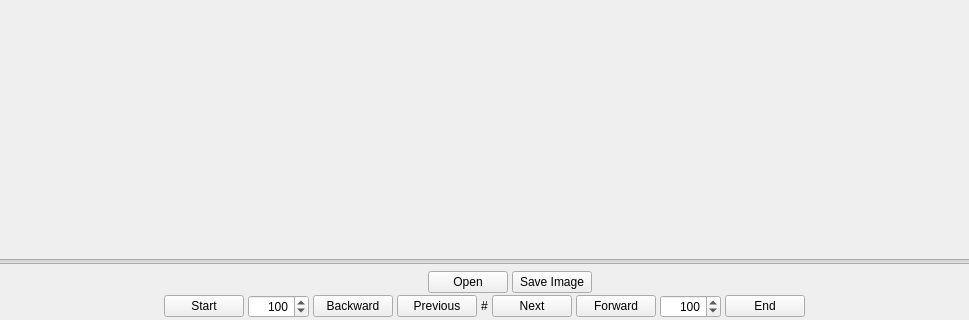
Above: viewer.ui from Selur/avsViewer before the change; both pictures show x 283 to 1252 and y 444 to 764 of the 1521 by 764 pixel window. Below: the same form after it.
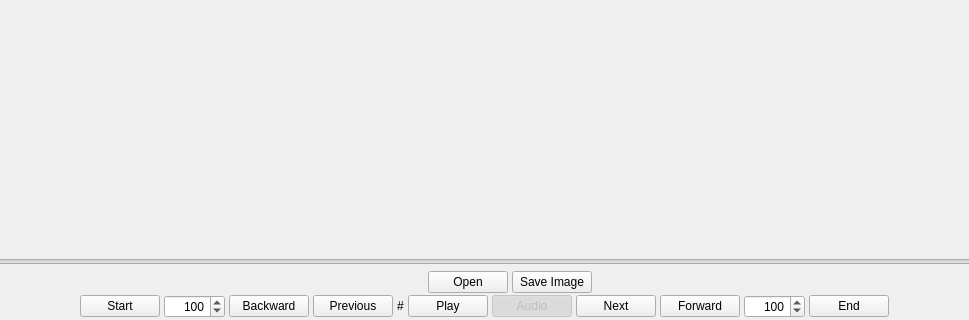
That is the form after the change. Custom widgets are drawn as their Qt base class.

Commit message:
playback with audio
- Play/Pause button and Space shortcut, loops at the end
- AvsPlayback paces frames at the clip rate when there is no audio
- AvsAudioOutput plays the clip audio through QAudioSink, any sample type to int16, more than two channels mixed to stereo
- the audio is the clock; a late picture restarts the audio instead of seeking
- stopping uses QAudioSink::reset(), stop() drains and overlapped the next start
- Audio toggle, fixed 100 % volume, QT_MEDIA_BACKEND=windows
- showFrame no longer decodes each frame twice through the slider signal

```diff
--- a/viewer.ui
+++ b/viewer.ui
@@ -383,6 +383,50 @@
        </property>
       </widget>
      </item>
+     <item>
+      <widget class="QPushButton" name="playPushButton">
+       <property name="sizePolicy">
+        <sizepolicy hsizetype="Fixed" vsizetype="Fixed">
+         <horstretch>0</horstretch>
+         <verstretch>0</verstretch>
+        </sizepolicy>
+       </property>
+       <property name="toolTip">
+        <string>play the clip at its frame rate, starting with the frame after the current one; loops at the end (Space)</string>
+       </property>
+       <property name="text">
+        <string>Play</string>
+       </property>
+       <property name="checkable">
+        <bool>true</bool>
+       </property>
+      </widget>
+     </item>
+     <item>
+      <widget class="QPushButton" name="audioPushButton">
+       <property name="enabled">
+        <bool>false</bool>
+       </property>
+       <property name="sizePolicy">
+        <sizepolicy hsizetype="Fixed" vsizetype="Fixed">
+         <horstretch>0</horstretch>
+         <verstretch>0</verstretch>
+        </sizepolicy>
+       </property>
+       <property name="toolTip">
+        <string>play the script's audio along with the picture; the audio sets the pace, more than two channels are mixed down to stereo (only available when the script has audio)</string>
+       </property>
+       <property name="text">
+        <string>Audio</string>
+       </property>
+       <property name="checkable">
+        <bool>true</bool>
+       </property>
+       <property name="checked">
+        <bool>true</bool>
+       </property>
+      </widget>
+     </item>
      <item>
       <widget class="QPushButton" name="nextPushButton">
        <property name="sizePolicy">
```
The commit also changes 8 other files.
